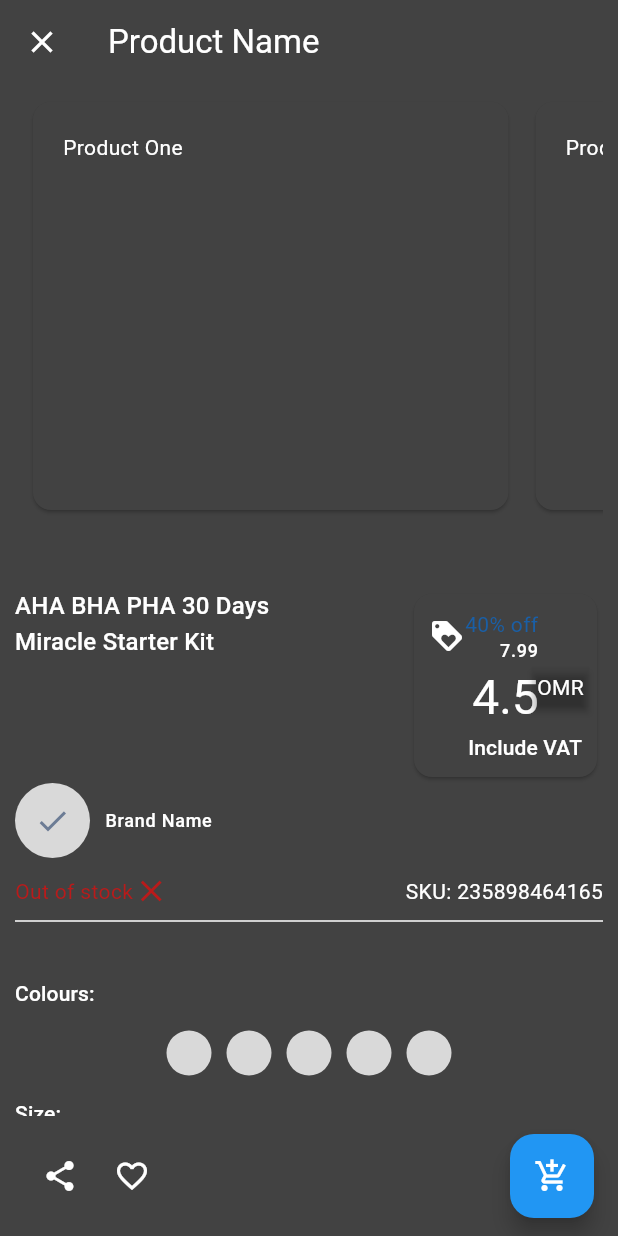
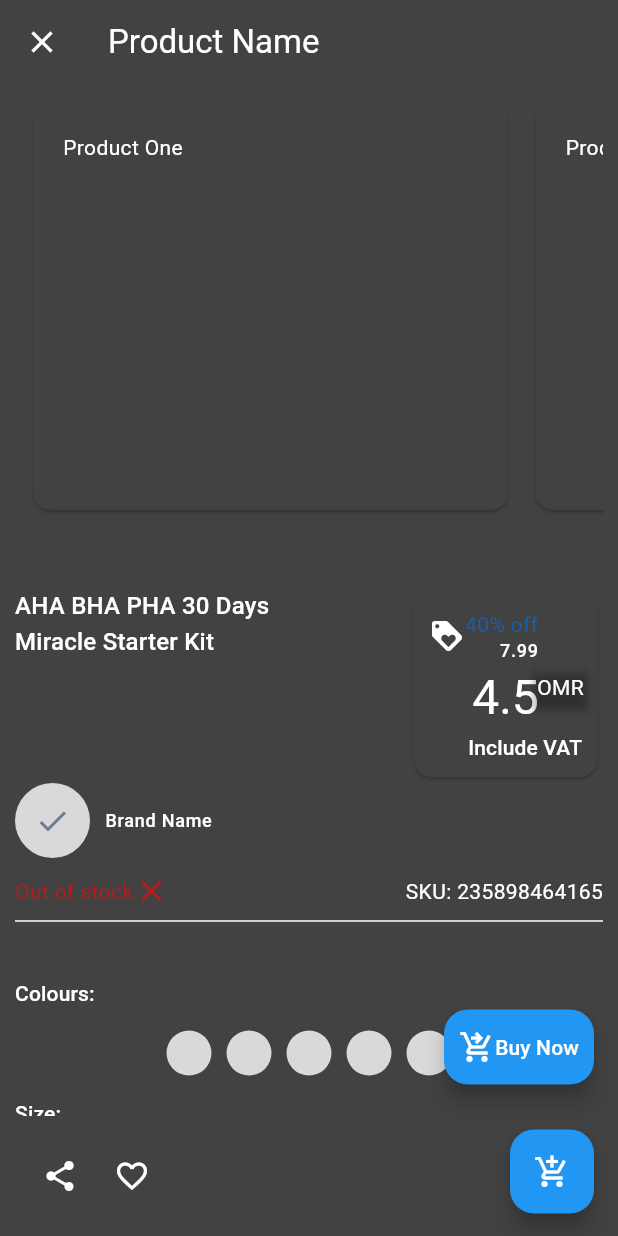
Before and after one commit to mattias-nkonjo/Product-Screen, a Flutter app: the screen it shows after launch, on a phone screen of 412 x 824 dp. Run offline on Flutter 3.47's test engine with Material 2 defaults, Android fonts, the light colour scheme and no system bars; drawn by our look-alikes of badges, dynamic_color; our stand-ins replace google_fonts.

Commit message:
Update: Floating Action Button

```diff
--- a/lib/src/widgets/floating_action_button.dart
+++ b/lib/src/widgets/floating_action_button.dart
@@ -12,10 +12,33 @@ class FABWidget extends StatelessWidget {
     return AnimatedContainer(
       duration: const Duration(milliseconds: 200),
       child: isVisible
-          ? FloatingActionButton(
-              onPressed: () {},
-              tooltip: 'Add To Shopping Cart',
-              child: const Icon(Icons.add_shopping_cart),
+          ? Column(
+              mainAxisAlignment: MainAxisAlignment.end,
+              crossAxisAlignment: CrossAxisAlignment.end,
+              children: [
+                SizedBox(
+                  height: 50,
+                  width: 100,
+                  child: FloatingActionButton(
+                    tooltip: 'Buy Now',
+                    onPressed: () {},
+                    child: Row(
+                      mainAxisAlignment: MainAxisAlignment.center,
+                      children: const [
+                        Icon(Icons.shopping_cart_checkout),
+                        Text('Buy Now'),
+                      ],
+                    ),
+                  ),
+                ),
+                const SizedBox(height: 30),
+                FloatingActionButton(
+                  tooltip: 'Add To Shopping Cart',
+                  child: const Icon(Icons.add_shopping_cart),
+                  onPressed: () {},
+                ),
+                const SizedBox(height: 15),
+              ],
             )
           : null,
     );
```
